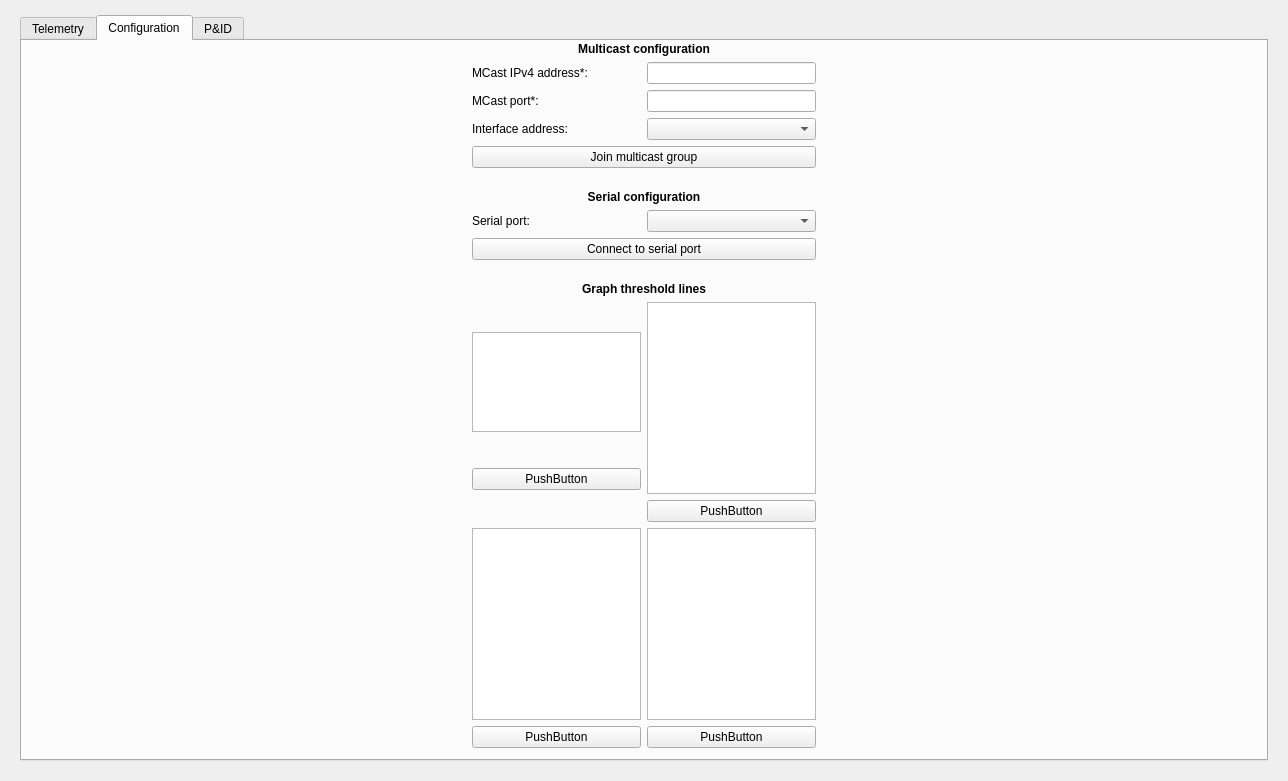
First picture: the form in form.ui, repository CarletonURocketry/hybrid-engine-ui, before the edit.
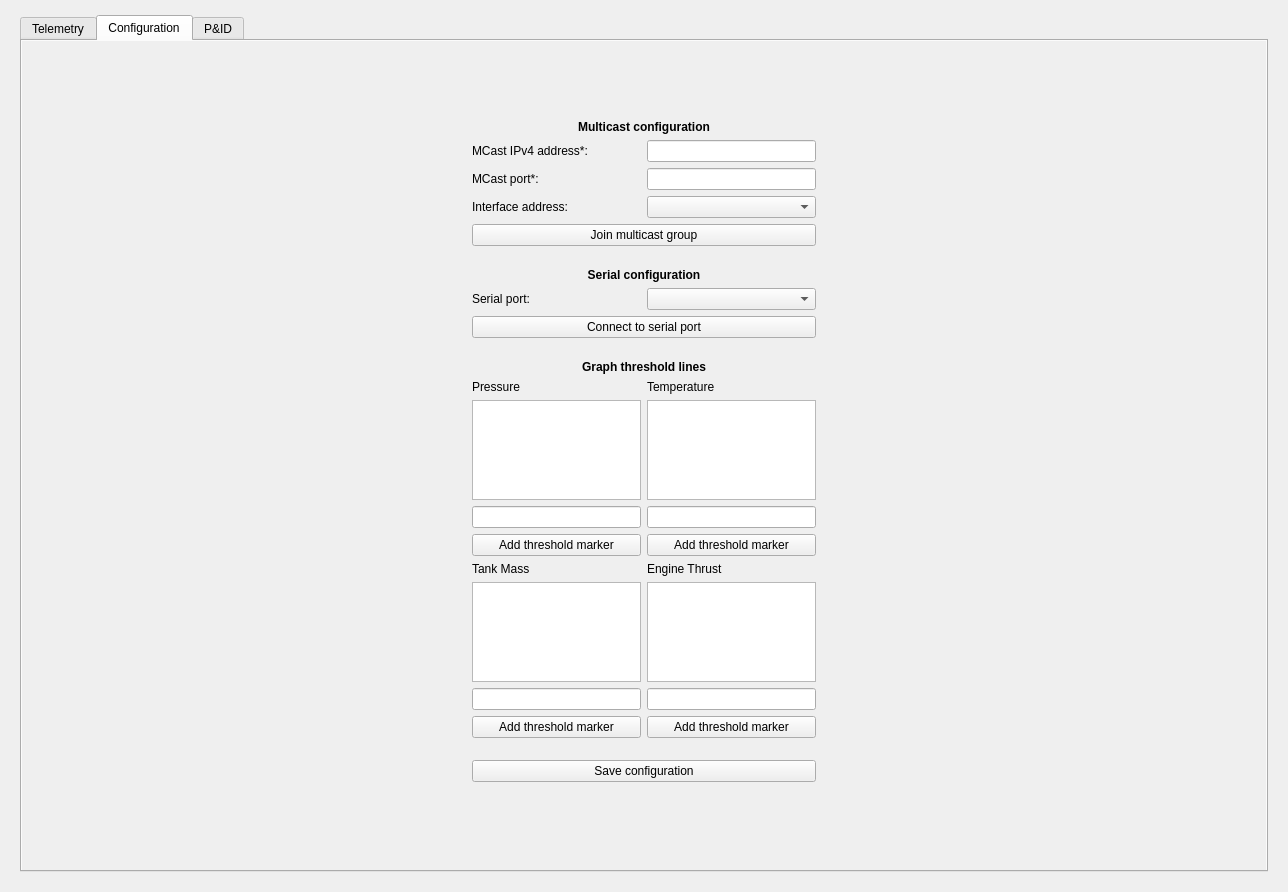
Second picture: the form after the edit. The open tabs and pages were chosen to show the change. Icons and pictures are not drawn. Custom widgets are drawn as their Qt base class.

Commit message: Finish adding configuration options to config tab

The edit to the form file:
```diff
--- a/form.ui
+++ b/form.ui
@@ -7,7 +7,7 @@
     <x>0</x>
     <y>0</y>
     <width>1288</width>
-    <height>757</height>
+    <height>892</height>
    </rect>
   </property>
   <property name="windowTitle">
@@ -35,6 +35,9 @@
    </property>
    <item>
     <widget class="QTabWidget" name="tabWidget">
+     <property name="autoFillBackground">
+      <bool>false</bool>
+     </property>
      <property name="currentIndex">
       <number>1</number>
      </property>
@@ -858,6 +861,9 @@
       <property name="layoutDirection">
        <enum>Qt::LayoutDirection::LeftToRight</enum>
       </property>
+      <property name="autoFillBackground">
+       <bool>true</bool>
+      </property>
       <attribute name="title">
        <string>Configuration</string>
       </attribute>
@@ -1068,10 +1074,17 @@
         <layout class="QGridLayout" name="gridLayout">
          <item row="1" column="0">
           <layout class="QVBoxLayout" name="verticalLayout_4">
+           <item>
+            <widget class="QLabel" name="label_2">
+             <property name="text">
+              <string>Pressure</string>
+             </property>
+            </widget>
+           </item>
            <item>
             <widget class="QListWidget" name="listWidget">
              <property name="sizePolicy">
-              <sizepolicy hsizetype="Preferred" vsizetype="Minimum">
+              <sizepolicy hsizetype="Expanding" vsizetype="Preferred">
                <horstretch>0</horstretch>
                <verstretch>0</verstretch>
               </sizepolicy>
@@ -1084,10 +1097,26 @@
              </property>
             </widget>
            </item>
+           <item>
+            <widget class="QLineEdit" name="lineEdit">
+             <property name="sizePolicy">
+              <sizepolicy hsizetype="Expanding" vsizetype="Fixed">
+               <horstretch>0</horstretch>
+               <verstretch>0</verstretch>
+              </sizepolicy>
+             </property>
+            </widget>
+           </item>
            <item>
             <widget class="QPushButton" name="pushButton">
+             <property name="sizePolicy">
+              <sizepolicy hsizetype="Expanding" vsizetype="Fixed">
+               <horstretch>0</horstretch>
+               <verstretch>0</verstretch>
+              </sizepolicy>
+             </property>
              <property name="text">
-              <string>PushButton</string>
+              <string>Add threshold marker</string>
              </property>
             </widget>
            </item>
@@ -1095,6 +1124,13 @@
          </item>
          <item row="2" column="1">
           <layout class="QVBoxLayout" name="verticalLayout_7">
+           <item>
+            <widget class="QLabel" name="label_5">
+             <property name="text">
+              <string>Engine Thrust</string>
+             </property>
+            </widget>
+           </item>
            <item>
             <widget class="QListWidget" name="listWidget_4">
              <property name="sizePolicy">
@@ -1103,12 +1139,34 @@
                <verstretch>0</verstretch>
               </sizepolicy>
              </property>
+             <property name="maximumSize">
+              <size>
+               <width>16777215</width>
+               <height>100</height>
+              </size>
+             </property>
+            </widget>
+           </item>
+           <item>
+            <widget class="QLineEdit" name="lineEdit_4">
+             <property name="sizePolicy">
+              <sizepolicy hsizetype="Expanding" vsizetype="Fixed">
+               <horstretch>0</horstretch>
+               <verstretch>0</verstretch>
+              </sizepolicy>
+             </property>
             </widget>
            </item>
            <item>
             <widget class="QPushButton" name="pushButton_4">
+             <property name="sizePolicy">
+              <sizepolicy hsizetype="Expanding" vsizetype="Fixed">
+               <horstretch>0</horstretch>
+               <verstretch>0</verstretch>
+              </sizepolicy>
+             </property>
              <property name="text">
-              <string>PushButton</string>
+              <string>Add threshold marker</string>
              </property>
             </widget>
            </item>
@@ -1116,10 +1174,17 @@
          </item>
          <item row="1" column="1">
           <layout class="QVBoxLayout" name="verticalLayout_6">
+           <item>
+            <widget class="QLabel" name="label_3">
+             <property name="text">
+              <string>Temperature</string>
+             </property>
+            </widget>
+           </item>
            <item>
             <widget class="QListWidget" name="listWidget_2">
              <property name="sizePolicy">
-              <sizepolicy hsizetype="Expanding" vsizetype="Minimum">
+              <sizepolicy hsizetype="Expanding" vsizetype="Fixed">
                <horstretch>0</horstretch>
                <verstretch>0</verstretch>
               </sizepolicy>
@@ -1127,15 +1192,31 @@
              <property name="maximumSize">
               <size>
                <width>16777215</width>
-               <height>300</height>
+               <height>100</height>
               </size>
              </property>
             </widget>
            </item>
+           <item>
+            <widget class="QLineEdit" name="lineEdit_2">
+             <property name="sizePolicy">
+              <sizepolicy hsizetype="Expanding" vsizetype="Fixed">
+               <horstretch>0</horstretch>
+               <verstretch>0</verstretch>
+              </sizepolicy>
+             </property>
+            </widget>
+           </item>
            <item>
             <widget class="QPushButton" name="pushButton_2">
+             <property name="sizePolicy">
+              <sizepolicy hsizetype="Expanding" vsizetype="Fixed">
+               <horstretch>0</horstretch>
+               <verstretch>0</verstretch>
+              </sizepolicy>
+             </property>
              <property name="text">
-              <string>PushButton</string>
+              <string>Add threshold marker</string>
              </property>
             </widget>
            </item>
@@ -1143,6 +1224,13 @@
          </item>
          <item row="2" column="0">
           <layout class="QVBoxLayout" name="verticalLayout_3">
+           <item>
+            <widget class="QLabel" name="label_4">
+             <property name="text">
+              <string>Tank Mass</string>
+             </property>
+            </widget>
+           </item>
            <item>
             <widget class="QListWidget" name="listWidget_3">
              <property name="sizePolicy">
@@ -1151,12 +1239,34 @@
                <verstretch>0</verstretch>
               </sizepolicy>
              </property>
+             <property name="maximumSize">
+              <size>
+               <width>16777215</width>
+               <height>100</height>
+              </size>
+             </property>
+            </widget>
+           </item>
+           <item>
+            <widget class="QLineEdit" name="lineEdit_3">
+             <property name="sizePolicy">
+              <sizepolicy hsizetype="Expanding" vsizetype="Fixed">
+               <horstretch>0</horstretch>
+               <verstretch>0</verstretch>
+              </sizepolicy>
+             </property>
             </widget>
            </item>
            <item>
             <widget class="QPushButton" name="pushButton_3">
+             <property name="sizePolicy">
+              <sizepolicy hsizetype="Expanding" vsizetype="Fixed">
+               <horstretch>0</horstretch>
+               <verstretch>0</verstretch>
+              </sizepolicy>
+             </property>
              <property name="text">
-              <string>PushButton</string>
+              <string>Add threshold marker</string>
              </property>
             </widget>
            </item>
@@ -1179,6 +1289,29 @@
          </item>
         </layout>
        </item>
+       <item row="6" column="0" colspan="2">
+        <widget class="QPushButton" name="pushButton_5">
+         <property name="text">
+          <string>Save configuration</string>
+         </property>
+        </widget>
+       </item>
+       <item row="5" column="1">
+        <spacer name="verticalSpacer_3">
+         <property name="orientation">
+          <enum>Qt::Orientation::Vertical</enum>
+         </property>
+         <property name="sizeType">
+          <enum>QSizePolicy::Policy::Fixed</enum>
+         </property>
+         <property name="sizeHint" stdset="0">
+          <size>
+           <width>20</width>
+           <height>10</height>
+          </size>
+         </property>
+        </spacer>
+       </item>
       </layout>
      </widget>
      <widget class="QWidget" name="pAndIdTab">
```
Left out of the diff: 2 changed lines with no effect on the pictures. The commit also changes 2 other files.
